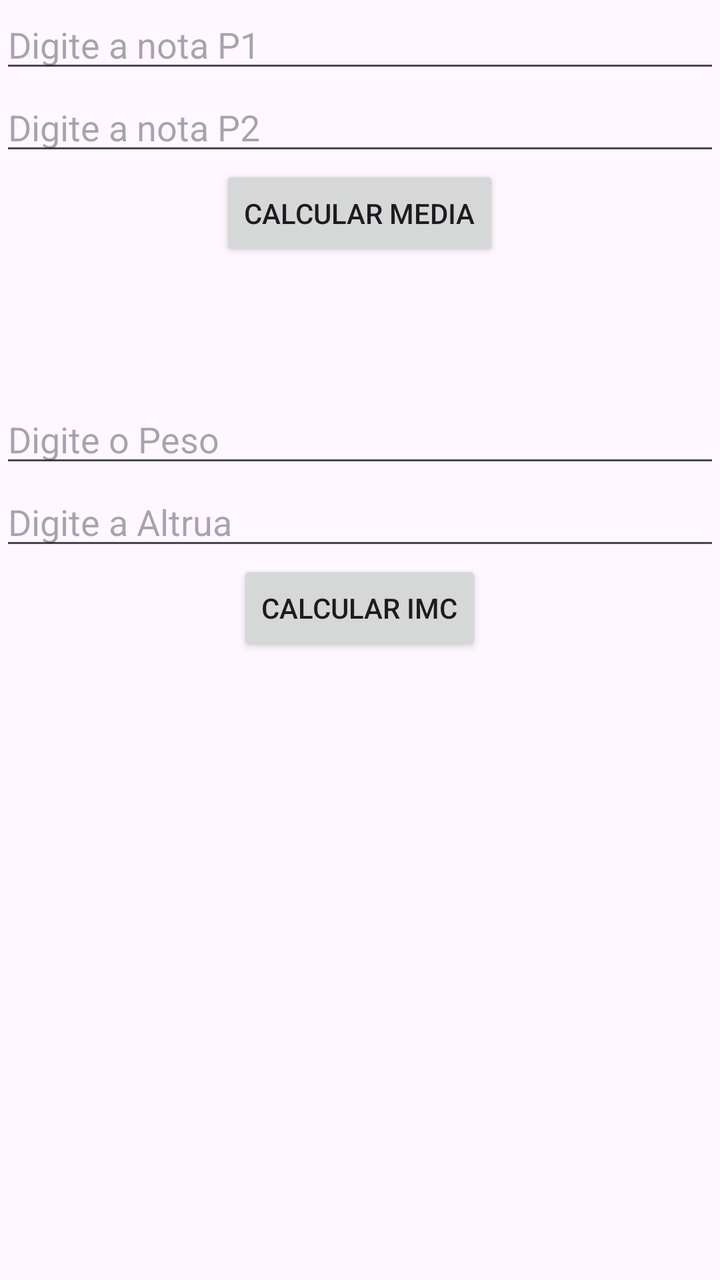
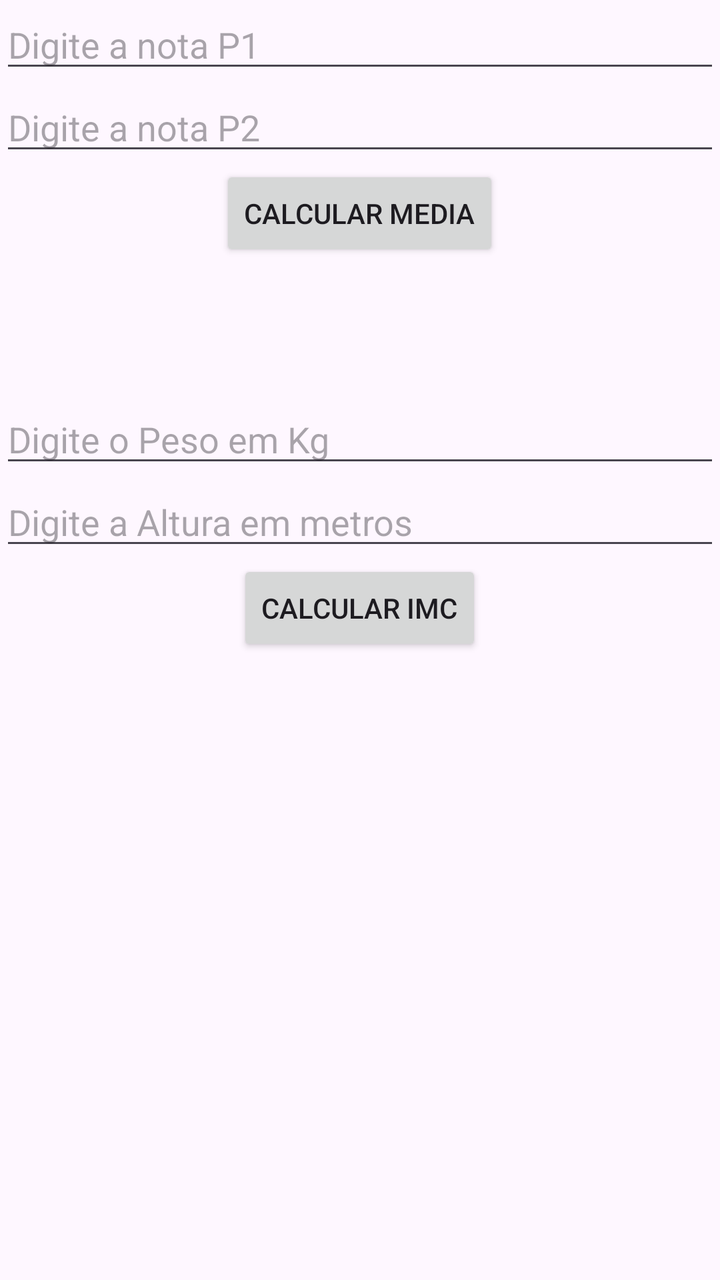

Compare the two renders of this Android layout. The source of the first and the diff that turns it into the second are given below.
<!-- AndroidManifest.xml: application theme Theme.Aplicativopan -->
<!-- res/layout/aulaid.xml -->
<?xml version="1.0" encoding="utf-8"?>
<LinearLayout xmlns:android="http://schemas.android.com/apk/res/android"
    android:orientation="vertical"
    android:layout_width="match_parent"
    android:layout_height="match_parent">

    <EditText
        android:id="@+id/editNota1"
        android:layout_width="match_parent"
        android:layout_height="wrap_content"
        android:hint="Digite a nota P1"
        android:inputType="number"/>

    <EditText
        android:id="@+id/editNota2"
        android:layout_width="match_parent"
        android:layout_height="wrap_content"
        android:hint="Digite a nota P2"
        android:inputType="number"/>

    <Button
        android:id="@+id/btnCalcular"
        android:layout_width="wrap_content"
        android:layout_height="wrap_content"
        android:text="Calcular Media"
        android:layout_gravity="center_horizontal"/>

    <TextView
        android:id="@+id/txtResultado"
        android:layout_width="match_parent"
        android:layout_height="wrap_content"
        android:textSize="50sp"
        android:textAlignment="center"/>

    <EditText
        android:id="@+id/editPeso"
        android:layout_width="match_parent"
        android:layout_height="wrap_content"
        android:hint="Digite o Peso"
        android:inputType="numberDecimal"/>

    <EditText
        android:id="@+id/editAltura"
        android:layout_width="match_parent"
        android:layout_height="wrap_content"
        android:hint="Digite a Altrua"
        android:inputType="numberDecimal"/>

    <Button
        android:id="@+id/btnImc"
        android:layout_width="wrap_content"
        android:layout_height="wrap_content"
        android:text="Calcular IMC"
        android:layout_gravity="center_horizontal"/>

    <TextView
        android:id="@+id/txtResultadoImc"
        android:layout_width="match_parent"
        android:layout_height="wrap_content"
        android:textSize="50sp"
        android:textAlignment="center"/>

</LinearLayout>
<!-- resources referenced by this layout -->
<resources>
  <style name="Theme.Aplicativopan" parent="Base.Theme.Aplicativopan" />
  <style name="Base.Theme.Aplicativopan" parent="Theme.Material3.DayNight.NoActionBar">
          
          
      </style>
</resources>

<!-- the commit's change to res/layout/aulaid.xml (unified diff, before → after) -->
@@ -36,14 +36,14 @@
         android:id="@+id/editPeso"
         android:layout_width="match_parent"
         android:layout_height="wrap_content"
-        android:hint="Digite o Peso"
+        android:hint="Digite o Peso em Kg"
         android:inputType="numberDecimal"/>
 
     <EditText
         android:id="@+id/editAltura"
         android:layout_width="match_parent"
         android:layout_height="wrap_content"
-        android:hint="Digite a Altrua"
+        android:hint="Digite a Altura em metros"
         android:inputType="numberDecimal"/>
 
     <Button
